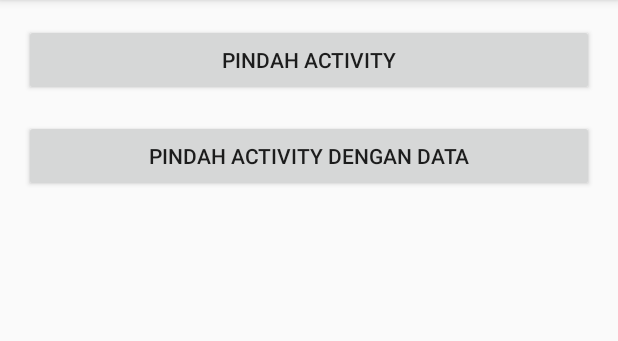
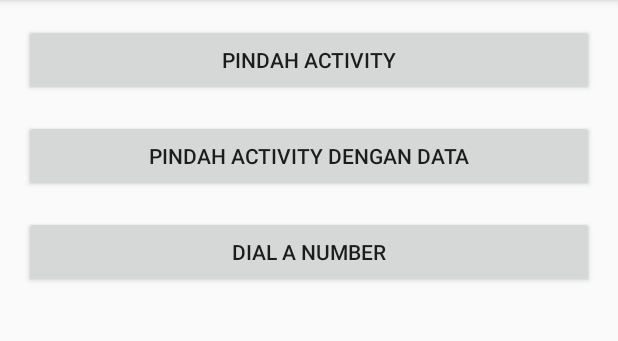
Before and after one commit to badikirwan/MyIntentApp, an Android app: the screen it shows after launch (MainActivity), on a phone screen of 412 x 824 dp, the part 84-425 px from its top. Run offline under Robolectric (Android 15) with nearby library versions, the phone set to English and light mode, and no system bars.

Commit message:
Initial commit

```diff
--- a/app/src/main/java/com/badikirwan/dicoding/myintentapp/MainActivity.java
+++ b/app/src/main/java/com/badikirwan/dicoding/myintentapp/MainActivity.java
@@ -1,6 +1,7 @@
 package com.badikirwan.dicoding.myintentapp;
 
 import android.content.Intent;
+import android.net.Uri;
 import android.support.v7.app.AppCompatActivity;
 import android.os.Bundle;
 import android.view.View;
@@ -8,7 +9,9 @@ import android.widget.Button;
 
 public class MainActivity extends AppCompatActivity implements View.OnClickListener {
 
-    private Button btnMoveActivity, btnMoveWithDataActivity;
+    private Button btnMoveActivity;
+    private Button btnMoveWithDataActivity;
+    private Button btnDialPhone;
 
     @Override
     protected void onCreate(Bundle savedInstanceState) {
@@ -18,6 +21,8 @@ public class MainActivity extends AppCompatActivity implements View.OnClickListe
         btnMoveActivity.setOnClickListener(this);
         btnMoveWithDataActivity = (Button) findViewById(R.id.btn_move_activity_data);
         btnMoveWithDataActivity.setOnClickListener(this);
+        btnDialPhone = (Button) findViewById(R.id.btn_dial_number);
+        btnDialPhone.setOnClickListener(this);
     }
 
     @Override
@@ -33,6 +38,11 @@ public class MainActivity extends AppCompatActivity implements View.OnClickListe
                 moveWithDataIntent.putExtra(MoveWithDataActivity.EXTRA_AGE, 21);
                 startActivity(moveWithDataIntent);
                 break;
+            case R.id.btn_dial_number:
+                String phoneNumber = "083833456789";
+                Intent dialPhoneIntent = new Intent(Intent.ACTION_DIAL, Uri.parse("tel:"+ phoneNumber));
+                startActivity(dialPhoneIntent);
+                break;
         }
 
     }
--- a/app/src/main/res/layout/activity_main.xml
+++ b/app/src/main/res/layout/activity_main.xml
@@ -24,4 +24,11 @@
         android:text="@string/pindah_activity_dengan_data"
         android:layout_marginBottom="@dimen/activity_vertical_margin"/>
 
+    <Button
+        android:id="@+id/btn_dial_number"
+        android:layout_width="match_parent"
+        android:layout_height="wrap_content"
+        android:text="@string/dial_a_number"
+        android:layout_marginBottom="@dimen/activity_vertical_margin"/>
+
 </LinearLayout>
--- a/app/src/main/res/values/strings.xml
+++ b/app/src/main/res/values/strings.xml
@@ -4,4 +4,5 @@
     <string name="ini_move_activity">Ini Move Activity</string>
     <string name="pindah_activity_dengan_data">Pindah Activity dengan data</string>
     <string name="data_received">Data Received</string>
+    <string name="dial_a_number">Dial a Number</string>
 </resources>
```
